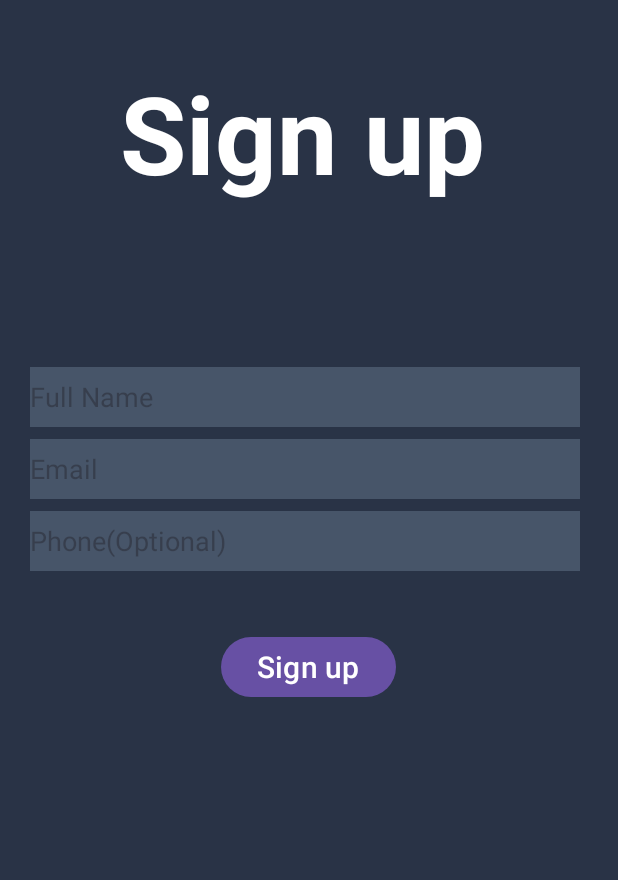
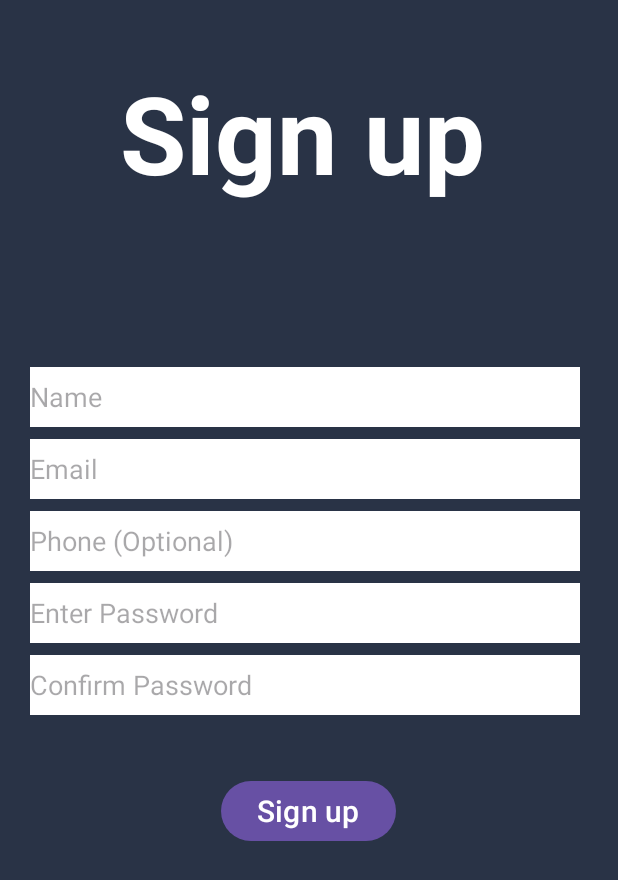
Before and after one commit to CMPUT301F25fusion0/CMPUT301F25fusion0-fusion0-lottery, an Android app: the screen it shows after launch (SignUpActivity before the commit, MainActivity after it), after a tap on "Sign up", on a phone screen of 412 x 824 dp. Shown: the top 880 px of the screen. Run offline under Robolectric (Android 15) with nearby library versions, the phone set to English and light mode, and no system bars; our stand-ins replace Firebase (no records; nobody signed in at launch, a user with empty details on screens opened directly).

Commit message:
fixed signup, role selection, and other conflicts

```diff
--- /dev/null
+++ b/app/src/main/java/com/example/fusion0_lottery/FragmentSignUp.java
@@ -0,0 +1,79 @@
+package com.example.fusion0_lottery;
+
+import android.os.Bundle;
+import android.view.LayoutInflater;
+import android.view.View;
+import android.view.ViewGroup;
+import android.widget.Button;
+import android.widget.EditText;
+import android.widget.Toast;
+
+import androidx.annotation.NonNull;
+import androidx.annotation.Nullable;
+import androidx.fragment.app.Fragment;
+
+import com.google.firebase.auth.FirebaseAuth;
+import com.google.firebase.firestore.FirebaseFirestore;
+
+public class FragmentSignUp extends Fragment {
+
+    private EditText nameInput, emailInput, phoneInput, passwordInput, confirmPasswordInput;
+    private Button signupButton;
+    private FirebaseAuth auth;
+    private FirebaseFirestore db;
+
+    @Nullable
+    @Override
+    public View onCreateView(@NonNull LayoutInflater inflater, @Nullable ViewGroup container,
+                             @Nullable Bundle savedInstanceState) {
+        View view = inflater.inflate(R.layout.activity_sign_up, container, false);
+
+        auth = FirebaseAuth.getInstance();
+        db = FirebaseFirestore.getInstance();
+
+        nameInput = view.findViewById(R.id.nameInput);
+        emailInput = view.findViewById(R.id.emailInput);
+        phoneInput = view.findViewById(R.id.phoneInput);
+        passwordInput = view.findViewById(R.id.passwordInput);
+        confirmPasswordInput = view.findViewById(R.id.confirmPasswordInput);
+        signupButton = view.findViewById(R.id.signupButton);
+
+        signupButton.setOnClickListener(v -> {
+            String name = nameInput.getText().toString();
+            String email = emailInput.getText().toString();
+            String password = passwordInput.getText().toString();
+            String confirmPassword = confirmPasswordInput.getText().toString();
+            String phone_number = phoneInput.getText().toString();
+
+            if (name.isEmpty() || email.isEmpty() || password.isEmpty()) {
+                Toast.makeText(getContext(), "All fields not filled", Toast.LENGTH_SHORT).show();
+            }
+
+            else if (!password.equals(confirmPassword)) {
+                Toast.makeText(getContext(), "Passwords do not match", Toast.LENGTH_SHORT).show();
+            }
+            else {
+                createUser(name, email, phone_number, password, "");
+            }
+        });
+
+        return view;
+    }
+
+    private void createUser(String name, String email, String phone_number, String password, String role) {
+        auth.signInAnonymously().addOnCompleteListener(task -> {
+            if (task.isSuccessful()) {
+                String device_id = auth.getCurrentUser().getUid();
+                User user = new User(name, email, phone_number, password, "" , device_id);
+
+                db.collection("Users").document(device_id).set(user)
+                        .addOnSuccessListener(aVoid -> {
+                            Toast.makeText(getContext(), "Sign up successful", Toast.LENGTH_SHORT).show();
+                            ((MainActivity) requireActivity()).replaceFragment(new FragmentRoleSelection());
+                        })
+                        .addOnFailureListener(e ->
+                                Toast.makeText(getContext(), "Sign up failed", Toast.LENGTH_SHORT).show());
+            }
+        });
+    }
+}
--- a/app/src/main/java/com/example/fusion0_lottery/MainActivity.java
+++ b/app/src/main/java/com/example/fusion0_lottery/MainActivity.java
@@ -1,65 +1,70 @@
 package com.example.fusion0_lottery;
 
-import android.content.Intent;
 import android.os.Bundle;
-import android.util.Log;
+import androidx.appcompat.app.AppCompatActivity;
 
-import androidx.activity.EdgeToEdge;
-import androidx.appcompat.app.AppCompatActivity;
-import androidx.core.graphics.Insets;
-import androidx.core.view.ViewCompat;
-import androidx.core.view.WindowInsetsCompat;
-
-
-import com.example.fusion0_lottery.RoleSelectionActivity;
-import com.example.fusion0_lottery.SignUpActivity;
-import com.example.fusion0_lottery.R;
 import com.google.firebase.auth.FirebaseAuth;
-import com.google.firebase.firestore.CollectionReference;
-import com.google.firebase.firestore.DocumentReference;
 import com.google.firebase.firestore.FirebaseFirestore;
-import com.google.firebase.firestore.QueryDocumentSnapshot;
-
-
 
 public class MainActivity extends AppCompatActivity {
 
     private FirebaseAuth auth;
-
     private FirebaseFirestore db;
 
     @Override
     protected void onCreate(Bundle savedInstanceState) {
         super.onCreate(savedInstanceState);
-//        setContentView(R.layout.activity_main);
+        setContentView(R.layout.activity_main);
 
         auth = FirebaseAuth.getInstance();
         db = FirebaseFirestore.getInstance();
 
-        if (auth.getCurrentUser() != null){
+        if (savedInstanceState == null) {
+            if (auth.getCurrentUser() != null) {
+                // get device ID from current user in the Firestore database
                 String device_id = auth.getCurrentUser().getUid();
                 db.collection("Users").document(device_id).get()
                         .addOnSuccessListener(documentSnapshot -> {
-                        if(documentSnapshot.exists()){
+                            // if user exists
+                            if (documentSnapshot.exists()) {
+                                // get the user role
                                 String role = documentSnapshot.getString("role");
-                            if (role == null || role.isEmpty()){
-                                Intent intent = new Intent(MainActivity.this, RoleSelectionActivity.class);
-                                intent.putExtra("device_id", device_id);
-                                startActivity(intent);
-                                finish();
-                            } else{
-                                setContentView(R.layout.activity_main);
-
+                                // if the user currently doesn't have a role (user is currently signing up)
+                                if (role == null || role.isEmpty()) {
+                                    // user is taken to the role selection screen
+                                    replaceFragment(new FragmentRoleSelection());
                                 }
-                        }else{
-                            startActivity(new Intent(MainActivity.this, SignUpActivity.class));
-                            finish();
+                                // if the user has a role and they are an "Entrant"
+                                else if (role.equalsIgnoreCase("Entrant")) {
+                                    // take them to the Entrant screen
+                                    // replaceFragment(new FragmentEntrant());
+                                    return;
+                                }
+                                // if the user has a role and they are an "Organizer"
+                                else if (role.equalsIgnoreCase("Organizer")) {
+                                    // take them to the Organizer screen
+                                    replaceFragment(new FragmentOrganizer());
+                                }
+                                else {
+                                    replaceFragment(new FragmentRoleSelection());
+                                }
+                            }
+                            // if they don't exist, then show them the signup screen
+                            else {
+                                replaceFragment(new FragmentSignUp());
                             }
                         });
-        }else{
-            startActivity(new Intent(MainActivity.this, SignUpActivity.class));
-            finish();
+            }
+            else {
+                replaceFragment(new FragmentSignUp());
+            }
+        }
     }
 
+    public void replaceFragment(androidx.fragment.app.Fragment fragment) {
+        getSupportFragmentManager().beginTransaction()
+                .replace(R.id.fragment_container, fragment)
+                .addToBackStack(null)
+                .commit();
     }
 }
--- a/app/src/main/java/com/example/fusion0_lottery/SignUpActivity.java
+++ /dev/null
@@ -1,94 +0,0 @@
-package com.example.fusion0_lottery;
-
-import android.content.Intent;
-import android.os.Bundle;
-import android.widget.Button;
-import android.widget.EditText;
-import android.widget.Toast;
-
-import androidx.appcompat.app.AppCompatActivity;
-
-import com.example.fusion0_lottery.R;
-import com.google.firebase.auth.FirebaseAuth;
-import com.google.firebase.firestore.FirebaseFirestore;
-
-/**
- * Reference (https://firebase.google.com/docs/auth/android/anonymous-auth#java_2 line 75-92)
- * purpose:
- * This activity allows user to register and
- * once they registered they will be identified by their device id
- * User enter their full name, email, and phone number(optional).
- * outstanding issues:
- * it does not validate whether the input is valid
- *
- */
-
-public class SignUpActivity extends AppCompatActivity {
-
-    private EditText name;
-    private EditText email_txt;
-    private EditText phone;
-    private Button signup;
-    private String full_name;
-    private String phone_number;
-    private String email;
-    private FirebaseAuth auth;
-    private FirebaseFirestore db;
-
-
-
-    @Override
-    protected void onCreate(Bundle savedInstanceState) {
-        super.onCreate(savedInstanceState);
-        setContentView(R.layout.activity_sign_up);
-
-        auth = FirebaseAuth.getInstance();
-        db = FirebaseFirestore.getInstance();
-
-
-        name = findViewById(R.id.name);
-        email_txt = findViewById(R.id.email_txt);
-        phone = findViewById(R.id.phone);
-        signup = findViewById(R.id.signup);
-
-            signup.setOnClickListener(view -> {
-                full_name = name.getText().toString();
-                email = email_txt.getText().toString();
-                phone_number = phone.getText().toString();
-                if (full_name.isEmpty() || email.isEmpty()){
-                    Toast.makeText(this,"Please enter name and email", Toast.LENGTH_SHORT).show();
-                }else {
-                    create_user(full_name, email, phone_number);
-                }
-            });
-
-
-    }
-
-    /**
-     * Creates a new user in Firebase using anonymous authentication.
-     * @param full_name
-     * @param email
-     * @param phone_number
-     */
-    private void create_user(String full_name, String email, String phone_number) {
-        auth.signInAnonymously().addOnCompleteListener(task -> {
-            if (task.isSuccessful()){
-                String device_id = auth.getCurrentUser().getUid();
-                User user = new User(device_id, full_name, email, phone_number, "");
-
-                db.collection("Users").document(device_id).set(user)
-                        .addOnSuccessListener(documentReference->{
-                            Toast.makeText(this, "Sign up successful", Toast.LENGTH_SHORT).show();
-                            Intent intent = new Intent(SignUpActivity.this, RoleSelectionActivity.class);
-                            intent.putExtra("device_id", device_id);
-                            startActivity(intent);
-                            finish();
-                        }).addOnFailureListener(e->{
-                            Toast.makeText(this, "Sign up failed", Toast.LENGTH_SHORT).show();
-                        });
-
-            }
-        });
-    }
-}
--- a/app/src/main/res/layout/activity_sign_up.xml
+++ b/app/src/main/res/layout/activity_sign_up.xml
@@ -5,15 +5,15 @@
     android:id="@+id/main"
     android:layout_width="match_parent"
     android:layout_height="match_parent"
-    tools:context="com.example.fusion0_lottery.SignUpActivity"
+    tools:context="com.example.fusion0_lottery.FragmentSignUp"
     android:orientation="vertical"
     android:background="#293346">
 
     <TextView
         android:layout_width="wrap_content"
         android:layout_height="wrap_content"
-        android:text="Sign up"
-        android:textSize="72dp"
+        android:text="@string/sign_up"
+        android:textSize="72sp"
         android:layout_marginTop="40dp"
         android:textStyle="bold"
         android:layout_marginStart="80dp"
@@ -24,46 +24,70 @@
         android:orientation="vertical"
         android:layout_marginTop="100dp">
         <EditText
+            android:id="@+id/nameInput"
             android:layout_width="match_parent"
             android:layout_height="40dp"
-            android:hint="Full Name"
-            android:id="@+id/name"
+            android:hint="@string/name_hint"
+            android:inputType="textPersonName"
             android:layout_marginStart="20dp"
             android:layout_marginEnd="25dp"
             android:layout_marginTop="8dp"
-            android:background="#475569"
-            android:textColor="@color/white" />
+            android:background="#FFFFFF"
+            android:textColor="@color/black" />
         <EditText
+            android:id="@+id/emailInput"
             android:layout_width="match_parent"
             android:layout_height="40dp"
-            android:hint="Email"
-            android:id="@+id/email_txt"
+            android:hint="@string/email_hint"
+            android:inputType="textEmailAddress"
             android:layout_marginStart="20dp"
             android:layout_marginEnd="25dp"
             android:layout_marginTop="8dp"
-            android:background="#475569"
-            android:textColor="@color/white"/>
+            android:background="#FFFFFF"
+            android:textColor="@color/black"/>
         <EditText
+            android:id="@+id/phoneInput"
             android:layout_width="match_parent"
             android:layout_height="40dp"
-            android:hint="Phone(Optional)"
-            android:id="@+id/phone"
+            android:hint="@string/phone_hint"
+            android:inputType="phone"
             android:layout_marginStart="20dp"
             android:layout_marginEnd="25dp"
             android:layout_marginTop="8dp"
-            android:background="#475569"
-            android:textColor="@color/white"/>
-
+            android:background="#FFFFFF"
+            android:textColor="@color/black"/>
+        <EditText
+            android:id="@+id/passwordInput"
+            android:layout_width="match_parent"
+            android:layout_height="40dp"
+            android:hint="@string/enter_password_hint"
+            android:inputType="textPassword"
+            android:layout_marginStart="20dp"
+            android:layout_marginEnd="25dp"
+            android:layout_marginTop="8dp"
+            android:background="#FFFFFF"
+            android:textColor="@color/black"/>
+        <EditText
+            android:id="@+id/confirmPasswordInput"
+            android:layout_width="match_parent"
+            android:layout_height="40dp"
+            android:hint="@string/confirm_password_hint"
+            android:inputType="textPassword"
+            android:layout_marginStart="20dp"
+            android:layout_marginEnd="25dp"
+            android:layout_marginTop="8dp"
+            android:background="#FFFFFF"
+            android:textColor="@color/black"/>
 
     </LinearLayout>
 
 
     <Button
+        android:id="@+id/signupButton"
         android:layout_width="wrap_content"
         android:layout_height="wrap_content"
-        android:text="Sign up"
-        android:textSize="20dp"
-        android:id="@+id/signup"
+        android:text="@string/sign_up"
+        android:textSize="20sp"
         android:layout_gravity="center"
         android:layout_marginTop="40dp"
         />
--- a/app/src/main/res/values/strings.xml
+++ b/app/src/main/res/values/strings.xml
@@ -1,7 +1,7 @@
 <resources>
     <string name="app_name">fusion0_lottery</string>
     <string name="sign_up">Sign up</string>
-    <string name="username_hint">Username</string>
+    <string name="name_hint">Name</string>
     <string name="email_hint">Email</string>
     <string name="phone_hint">Phone (Optional)</string>
     <string name="enter_password_hint">Enter Password</string>
@@ -10,6 +10,8 @@
     <string name="login_text">Login</string>
     <string name="sign_up_text">Sign up</string>
     <string name="role_entrant_organizer_hint">Role (Entrant / Organizer)</string>
-    <!-- TODO: Remove or change this placeholder text -->
     <string name="hello_blank_fragment">Hello blank fragment</string>
+    <string name="role_selection_entrant">Entrant</string>
+    <string name="role_selection_organizer">Organizer</string>
+    <string name="select_your_role">Select Your Role</string>
 </resources>
```
Also changed, not shown: app/src/main/java/com/example/fusion0_lottery/FragmentRoleSelection.java (added, +69 -0 lines), app/src/main/java/com/example/fusion0_lottery/RoleSelectionActivity.java (deleted, +0 -62 lines), app/src/main/java/com/example/fusion0_lottery/User.java (+36 -21 lines), app/src/main/res/layout/activity_role_selection.xml (+9 -7 lines). Lines whose indentation alone changed are shown as unchanged.
